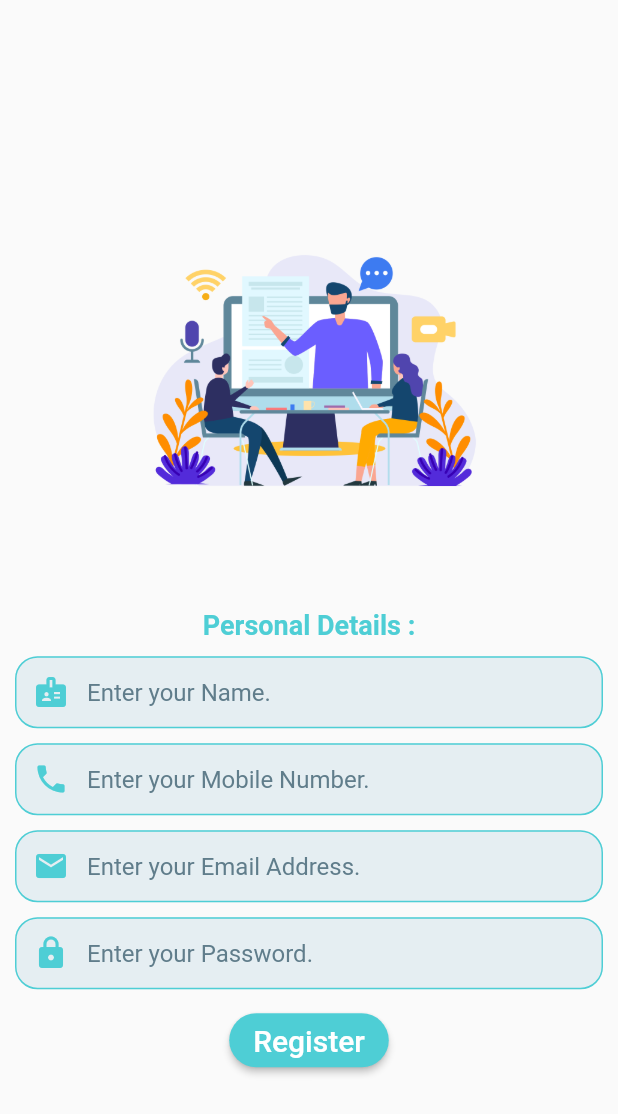
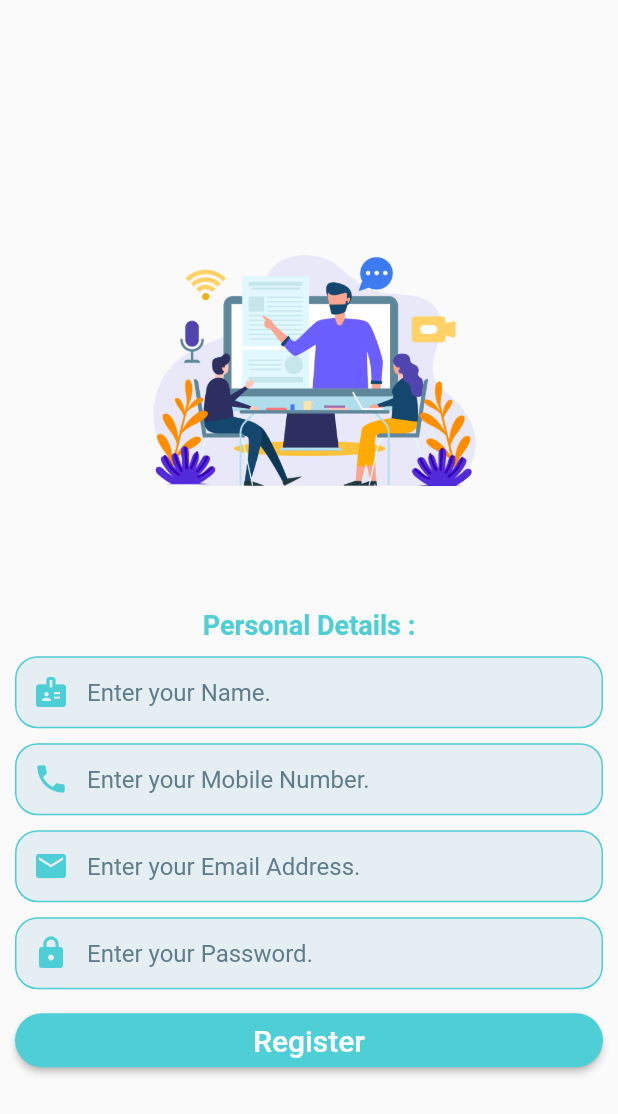
Before and after one commit to JohnNixon6972/Property_app, a Flutter app: the register screen opened by its route, on a phone screen of 412 x 824 dp. Shown: the top 1114 px of the screen. Run offline on Flutter 3.47's test engine with Material 2 defaults, Android fonts, the phone set to English and light mode, and no system bars; our stand-ins replace firebase_auth, firebase_core, modal_progress_hud_nsn; accounts and stored records are empty.

```diff
--- a/lib/screens/register.dart
+++ b/lib/screens/register.dart
@@ -37,7 +37,7 @@ class _registerState extends State<register> {
             padding: EdgeInsets.all(10),
             child: Column(
               mainAxisAlignment: MainAxisAlignment.center,
-              crossAxisAlignment: CrossAxisAlignment.center,
+              crossAxisAlignment: CrossAxisAlignment.stretch,
               children: <Widget>[
                 Flexible(
                   child: Hero(
@@ -53,7 +53,7 @@ class _registerState extends State<register> {
                 Text(
                   "Personal Details :",
                   style: kTextTitleStyle.copyWith(fontSize: 18),
-                  textAlign: TextAlign.left,
+                  textAlign: TextAlign.center,
                 ),
                 SizedBox(
                   height: 10,
```
Also changed, not shown: lib/screens/login.dart (+16 -0 lines).
